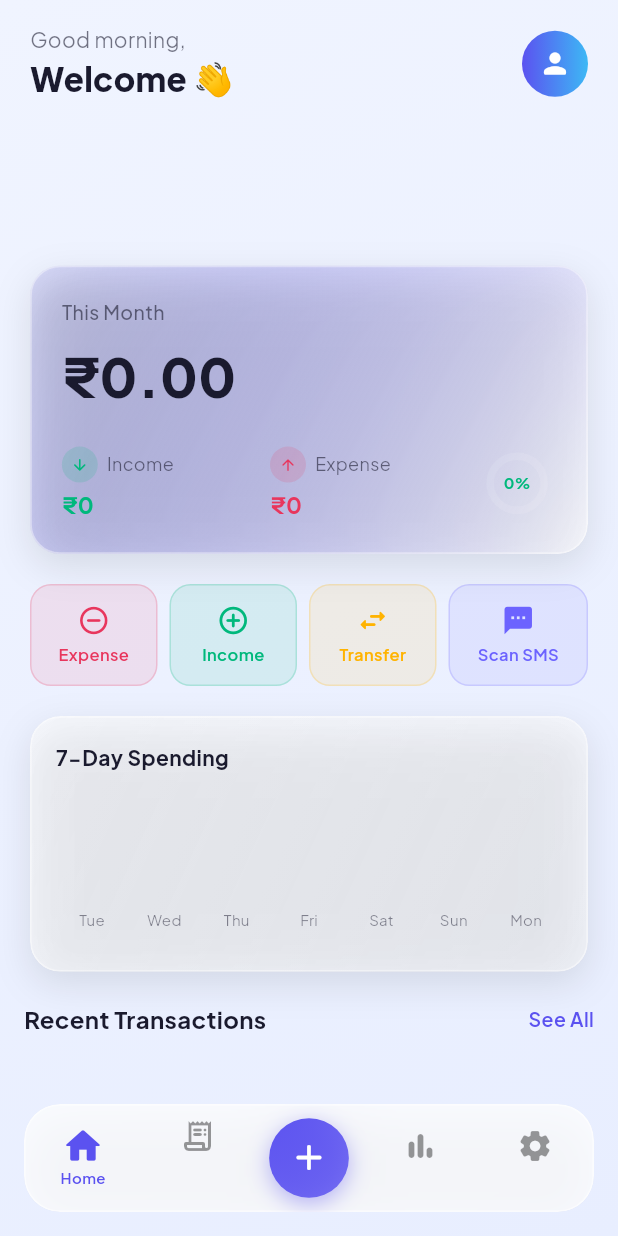
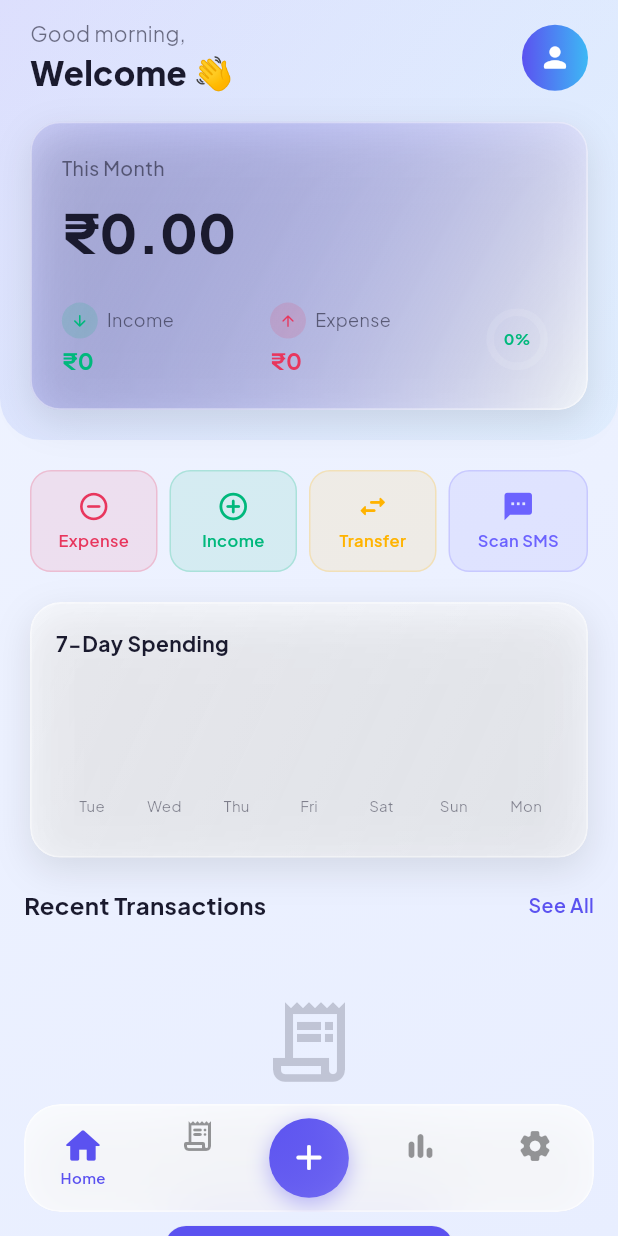
Before and after one commit to aswin-blix/trackify, a Flutter app: the screen it shows after launch, after a tap on "Skip", on a phone screen of 412 x 824 dp. Run offline on Flutter 3.47's test engine with Material 3 defaults, Android fonts, the phone set to English and light mode, and no system bars; drawn by our look-alikes of fl_chart, flutter_animate; our stand-ins replace file_picker, flutter_local_notifications, flutter_riverpod, google_fonts, hive, hive_flutter and 5 more; missing offline and left inert: flutter_sms_inbox; accounts and stored records are empty.

Commit message:
fix: week analytics, light mode header, onboarding UX
- Analytics week tab now uses rolling last 7 days instead of
  current Mon–Sun calendar week, fixing 0 values when transactions
  predate this Monday
- Dashboard light mode gets a tinted accent gradient header wrapping
  the greeting + balance card, eliminating the blank top area
- Onboarding back button added (shows on pages 2 & 3)
- Onboarding name page uses SingleChildScrollView so keyboard no
  longer overlaps the input field

Co-Authored-By: Claude Sonnet 4.6 <noreply@anthropic.com>

```diff
--- a/lib/features/dashboard/dashboard_screen.dart
+++ b/lib/features/dashboard/dashboard_screen.dart
@@ -54,15 +54,38 @@ class _DashboardScreenState extends ConsumerState<DashboardScreen> {
         ? (monthlyExpense / settings.monthlyBudget!).clamp(0.0, 1.0)
         : 0.0;
 
+    final isDark = Theme.of(context).brightness == Brightness.dark;
+    final accent = Theme.of(context).colorScheme.primary;
+
     return Scaffold(
       backgroundColor: Colors.transparent,
       body: CustomScrollView(
         physics: const BouncingScrollPhysics(),
         slivers: [
+          // Header section — greeting + balance card in a tinted container for light mode
           SliverToBoxAdapter(
+            child: Container(
+              decoration: isDark
+                  ? null
+                  : BoxDecoration(
+                      gradient: LinearGradient(
+                        begin: Alignment.topLeft,
+                        end: Alignment.bottomRight,
+                        colors: [
+                          accent.withValues(alpha: 0.13),
+                          Theme.of(context).colorScheme.secondary.withValues(alpha: 0.07),
+                        ],
+                      ),
+                      borderRadius: const BorderRadius.vertical(
+                        bottom: Radius.circular(28),
+                      ),
+                    ),
               child: SafeArea(
-              child: Padding(
-                padding: const EdgeInsets.fromLTRB(20, 16, 20, 0),
+                bottom: false,
+                child: Column(
+                  children: [
+                    Padding(
+                      padding: const EdgeInsets.fromLTRB(20, 12, 20, 0),
                       child: Row(
                         mainAxisAlignment: MainAxisAlignment.spaceBetween,
                         children: [
@@ -103,7 +126,7 @@ class _DashboardScreenState extends ConsumerState<DashboardScreen> {
                               decoration: BoxDecoration(
                                 gradient: LinearGradient(
                                   colors: [
-                              Theme.of(context).colorScheme.primary,
+                                    accent,
                                     Theme.of(context).colorScheme.secondary,
                                   ],
                                 ),
@@ -114,17 +137,12 @@ class _DashboardScreenState extends ConsumerState<DashboardScreen> {
                             ),
                         ],
                       ),
-              ),
                     )
                         .animate(delay: 0.ms)
                         .fadeIn(duration: 400.ms)
                         .slideY(begin: -0.3, end: 0, duration: 400.ms, curve: Curves.easeOutExpo),
-          ),
-
-          // Balance card
-          SliverToBoxAdapter(
-            child: Padding(
-              padding: const EdgeInsets.fromLTRB(20, 20, 20, 0),
+                    Padding(
+                      padding: const EdgeInsets.fromLTRB(20, 16, 20, 20),
                       child: _BalanceCard(
                         balance: balance,
                         income: monthlyIncome,
@@ -141,6 +159,10 @@ class _DashboardScreenState extends ConsumerState<DashboardScreen> {
                           end: const Offset(1, 1),
                           duration: 500.ms,
                           curve: Curves.easeOutExpo,
+                        ),
+                  ],
+                ),
+              ),
             ),
           ),
 
--- a/lib/features/onboarding/onboarding_screen.dart
+++ b/lib/features/onboarding/onboarding_screen.dart
@@ -42,6 +42,15 @@ class _OnboardingScreenState extends ConsumerState<OnboardingScreen> {
     }
   }
 
+  void _previousPage() {
+    if (_currentPage > 0) {
+      _pageController.previousPage(
+        duration: const Duration(milliseconds: 400),
+        curve: Curves.easeOutExpo,
+      );
+    }
+  }
+
   Future<void> _finish() async {
     final notifier = ref.read(settingsProvider.notifier);
     await notifier.setUserName(_nameController.text.trim());
@@ -71,10 +80,21 @@ class _OnboardingScreenState extends ConsumerState<OnboardingScreen> {
         child: SafeArea(
           child: Column(
             children: [
-              // Skip button
-              Align(
-                alignment: Alignment.topRight,
-                child: TextButton(
+              // Navigation row: back (when applicable) + skip
+              Padding(
+                padding: const EdgeInsets.symmetric(horizontal: 8),
+                child: Row(
+                  mainAxisAlignment: MainAxisAlignment.spaceBetween,
+                  children: [
+                    if (_currentPage > 0)
+                      IconButton(
+                        icon: const Icon(Icons.arrow_back_rounded),
+                        color: Theme.of(context).colorScheme.primary,
+                        onPressed: _previousPage,
+                      )
+                    else
+                      const SizedBox(width: 48),
+                    TextButton(
                       onPressed: _finish,
                       child: Text(
                         'Skip',
@@ -83,6 +103,8 @@ class _OnboardingScreenState extends ConsumerState<OnboardingScreen> {
                           fontWeight: FontWeight.w600,
                         ),
                       ),
+                    ),
+                  ],
                 ),
               ),
               // Page content
@@ -167,10 +189,9 @@ class _WelcomePage extends StatelessWidget {
 
   @override
   Widget build(BuildContext context) {
-    return Padding(
-      padding: const EdgeInsets.symmetric(horizontal: 24),
+    return SingleChildScrollView(
+      padding: const EdgeInsets.fromLTRB(24, 32, 24, 32),
       child: Column(
-        mainAxisAlignment: MainAxisAlignment.center,
         children: [
           Container(
             width: 80,
@@ -227,6 +248,7 @@ class _WelcomePage extends StatelessWidget {
                 const SizedBox(height: 12),
                 TextField(
                   controller: nameController,
+                  textInputAction: TextInputAction.done,
                   decoration: const InputDecoration(
                     hintText: 'Enter your name',
                     prefixIcon: Icon(Icons.person_outline_rounded),
```
Also changed, not shown: lib/features/analytics/analytics_screen.dart (+20 -17 lines). Lines whose indentation alone changed are shown as unchanged.
